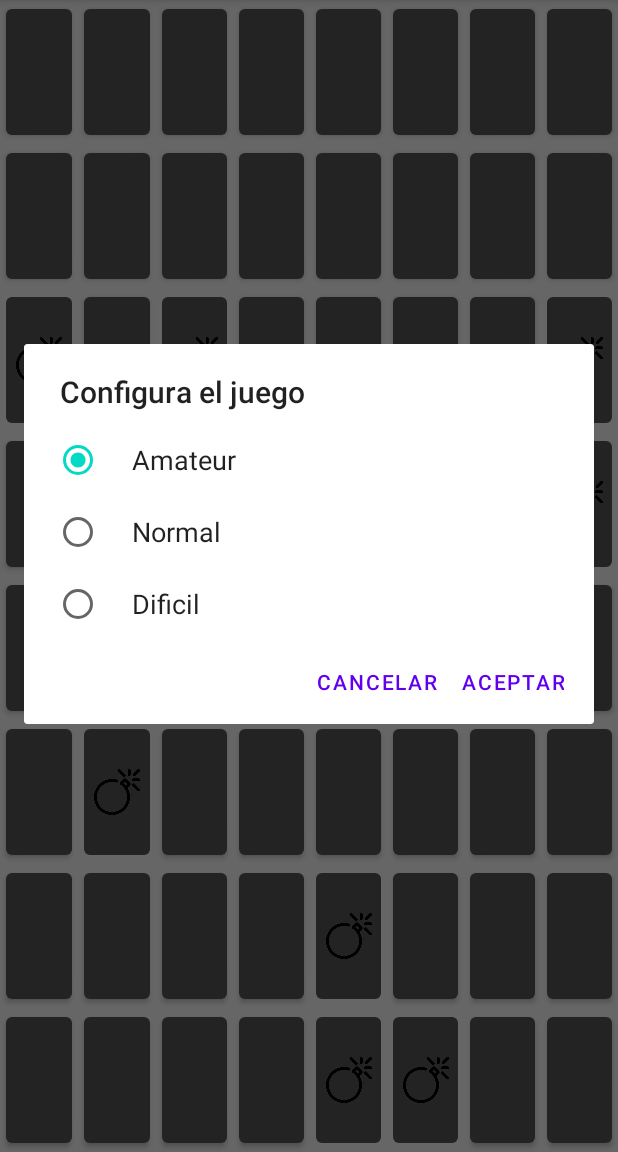
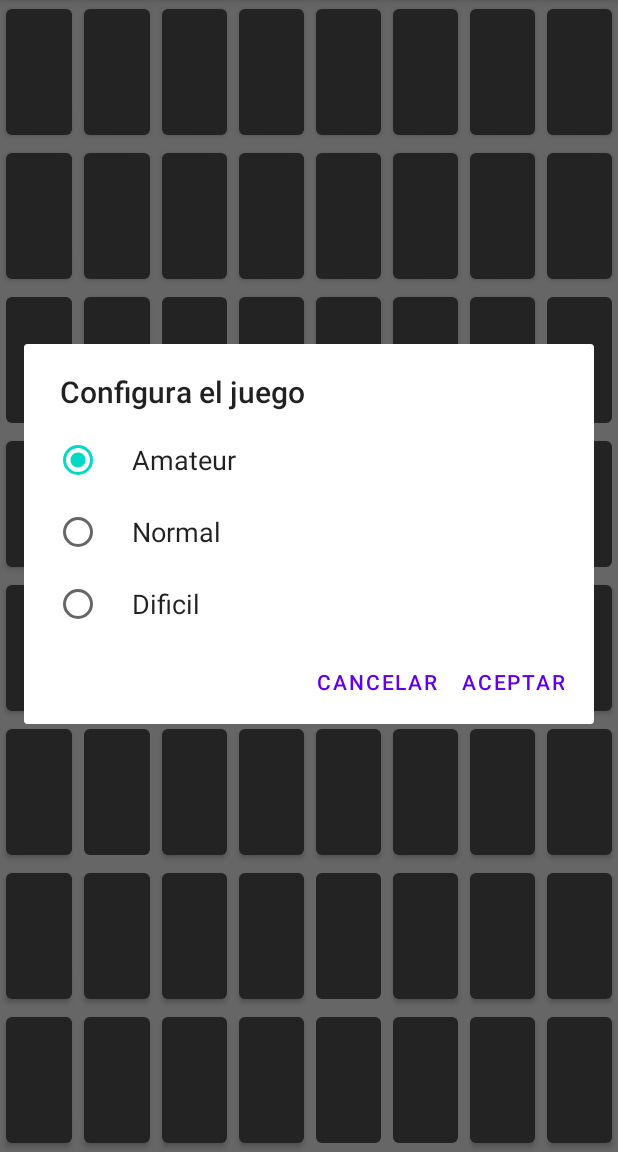
Before and after one commit to aernestolopez/Buscaminas, an Android app: the screen it shows after launch (MainActivity), in the options menu, after a tap on "Configura el juego", on a phone screen of 412 x 824 dp, the part 84-1236 px from its top. Run offline under Robolectric (Android 15) with nearby library versions, the phone set to English and light mode, and no system bars.

```diff
--- a/app/src/main/java/com/example/buscaminas/MainActivity.java
+++ b/app/src/main/java/com/example/buscaminas/MainActivity.java
@@ -190,7 +190,7 @@ public class MainActivity extends AppCompatActivity {
                     //Creamos imagebutton
                     ImageButton imagenboton = new ImageButton(getApplicationContext());
                     imagenboton.setId(View.generateViewId());
-                    imagenboton.setImageResource(R.drawable.bomba);
+
                     //Creamos params
                     TableRow.LayoutParams lpBoton = new TableRow.LayoutParams(TableRow.LayoutParams.MATCH_PARENT, TableRow.LayoutParams.MATCH_PARENT);
                     lpBoton.weight = 1;
```
